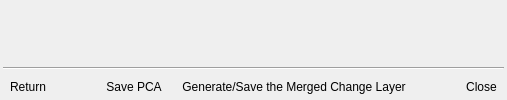
This is ui/main_analysis_dialog.ui in SMByC/PCA4CD as Qt 5 draws it before an edit. The edited form follows.
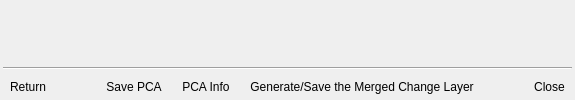
This is the edited form. Icons and pictures are not drawn. Custom widgets are drawn as their Qt base class.

Commit message: Added a new dialog to show the eigenvalues and eigenvectors of the computed PCA

Patch:
```diff
--- a/ui/main_analysis_dialog.ui
+++ b/ui/main_analysis_dialog.ui
@@ -113,6 +113,26 @@
            </property>
           </widget>
          </item>
+         <item>
+          <widget class="QToolButton" name="ShowPCAInfo">
+           <property name="toolTip">
+            <string>Show eigenvalues and eigenvectors of the computed PCA</string>
+           </property>
+           <property name="text">
+            <string>PCA Info</string>
+           </property>
+           <property name="icon">
+            <iconset>
+             <normaloff>:/plugins/pca4cd/icons/about.svg</normaloff>:/plugins/pca4cd/icons/about.svg</iconset>
+           </property>
+           <property name="toolButtonStyle">
+            <enum>Qt::ToolButtonTextBesideIcon</enum>
+           </property>
+           <property name="autoRaise">
+            <bool>true</bool>
+           </property>
+          </widget>
+         </item>
          <item>
           <widget class="QToolButton" name="OpenMergeChangeLayers">
            <property name="toolTip">
```
The commit also changes 3 other files.
